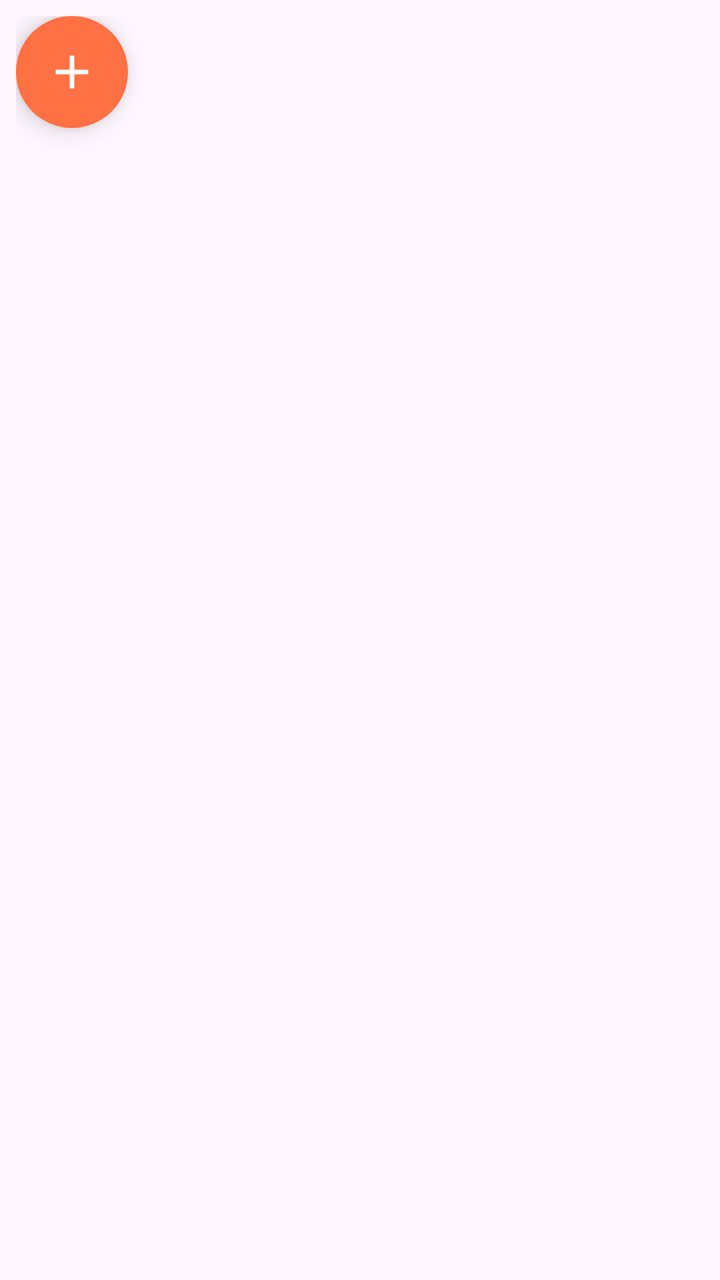
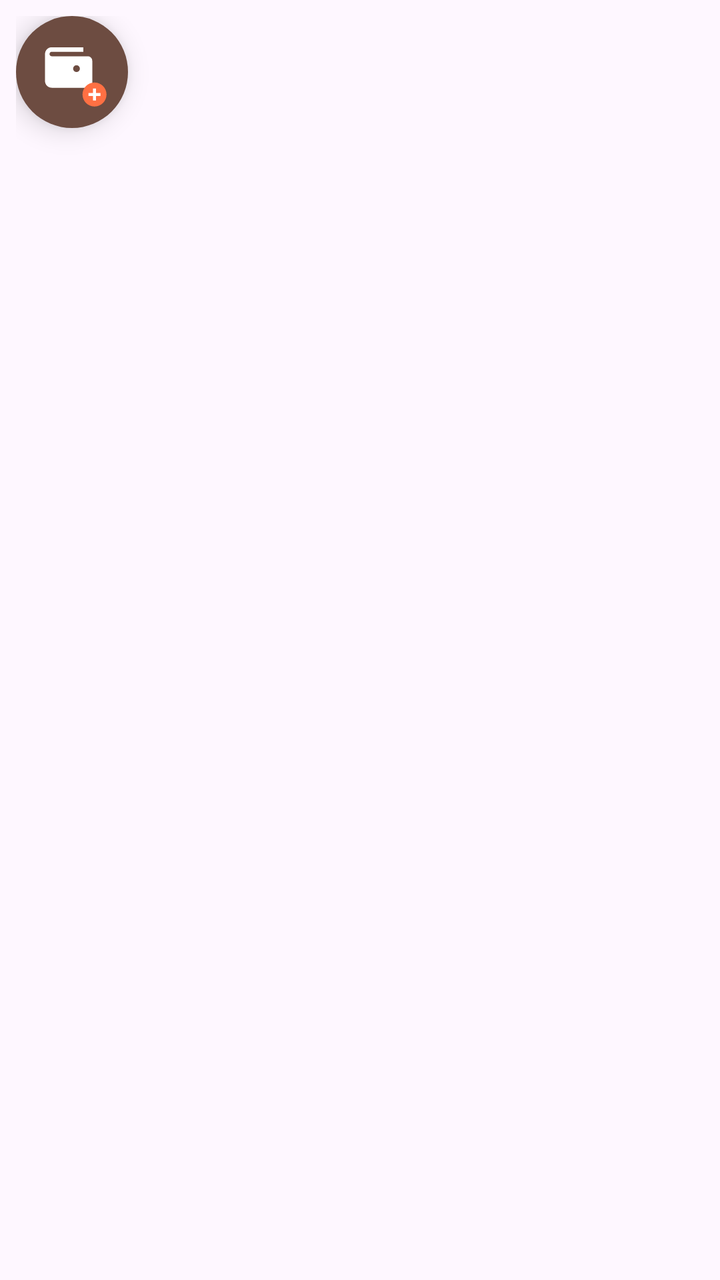

Compare the two renders of this Android layout. The source of the first and the diff that turns it into the second are given below.
<!-- AndroidManifest.xml: application theme Theme.Kharcha -->
<!-- res/layout/overlay_button.xml -->
<?xml version="1.0" encoding="utf-8"?>
<FrameLayout xmlns:android="http://schemas.android.com/apk/res/android"
    android:layout_width="wrap_content"
    android:layout_height="wrap_content"
    android:padding="8dp">

    <ImageView
        android:id="@+id/overlayButton"
        android:layout_width="56dp"
        android:layout_height="56dp"
        android:background="@drawable/bg_overlay_button"
        android:contentDescription="@string/app_name"
        android:elevation="8dp"
        android:padding="14dp"
        android:scaleType="fitCenter"
        android:src="@drawable/ic_add" />

</FrameLayout>
<!-- resources referenced by this layout -->
<resources>
  <!-- drawable bg_overlay_button (drawable) -->
  <shape xmlns:android="http://schemas.android.com/apk/res/android"
      android:shape="oval">
      <solid android:color="@color/brand_accent" />
      <size
          android:width="56dp"
          android:height="56dp" />
  </shape>
  <!-- drawable ic_add (drawable) -->
  <vector xmlns:android="http://schemas.android.com/apk/res/android"
      android:width="24dp"
      android:height="24dp"
      android:viewportWidth="24"
      android:viewportHeight="24"
      android:tint="#FFFFFF">
      <path
          android:fillColor="#FFFFFF"
          android:pathData="M19,13h-6v6h-2v-6H5v-2h6V5h2v6h6v2z" />
  </vector>
  <string name="app_name">Kharcha</string>
  <style name="Theme.Kharcha" parent="Theme.Material3.DayNight.NoActionBar">
          <item name="android:statusBarColor">?attr/colorPrimary</item>
          <item name="android:windowLightStatusBar">false</item>
      </style>
  <color name="brand_accent">#FFFF7043</color>
</resources>

<!-- the commit's change to res/layout/overlay_button.xml (unified diff, before → after) -->
@@ -11,8 +11,8 @@
         android:background="@drawable/bg_overlay_button"
         android:contentDescription="@string/app_name"
         android:elevation="8dp"
-        android:padding="14dp"
+        android:padding="10dp"
         android:scaleType="fitCenter"
-        android:src="@drawable/ic_add" />
+        android:src="@drawable/ic_overlay_icon" />
 
 </FrameLayout>
<!-- resource entries referenced after the edit -->
@@ -3,27 +3,43 @@
   <!-- drawable bg_overlay_button (drawable) -->
   <shape xmlns:android="http://schemas.android.com/apk/res/android"
       android:shape="oval">
-      <solid android:color="@color/brand_accent" />
+      <solid android:color="@color/brand_primary" />
       <size
           android:width="56dp"
           android:height="56dp" />
   </shape>
-  <!-- drawable ic_add (drawable) -->
+  <!-- drawable ic_overlay_icon (drawable) -->
   <vector xmlns:android="http://schemas.android.com/apk/res/android"
-      android:width="24dp"
-      android:height="24dp"
-      android:viewportWidth="24"
-      android:viewportHeight="24"
-      android:tint="#FFFFFF">
+      android:width="48dp"
+      android:height="48dp"
+      android:viewportWidth="48"
+      android:viewportHeight="48">
+  
+      
+      <group
+          android:scaleX="1.5"
+          android:scaleY="1.5"
+          android:translateX="3"
+          android:translateY="3">
+          <path
+              android:fillColor="#FFFFFF"
+              android:pathData="M21,7H5C4.45,7 4,6.55 4,6C4,5.45 4.45,5 5,5H19V3H5C3.34,3 2,4.34 2,6V18C2,19.66 3.34,21 5,21H21C22.1,21 23,20.1 23,19V9C23,7.9 22.1,7 21,7ZM16,14C15.17,14 14.5,13.33 14.5,12.5C14.5,11.67 15.17,11 16,11C16.83,11 17.5,11.67 17.5,12.5C17.5,13.33 16.83,14 16,14Z" />
+      </group>
+  
+      
+      <path
+          android:fillColor="#FF7043"
+          android:pathData="M31,39 a8,8 0 1,0 16,0 a8,8 0 1,0 -16,0 z" />
+      
       <path
           android:fillColor="#FFFFFF"
-          android:pathData="M19,13h-6v6h-2v-6H5v-2h6V5h2v6h6v2z" />
+          android:pathData="M38,35 h2 v3 h3 v2 h-3 v3 h-2 v-3 h-3 v-2 h3 z" />
   </vector>
   <string name="app_name">Kharcha</string>
   <style name="Theme.Kharcha" parent="Theme.Material3.DayNight.NoActionBar">
           <item name="android:statusBarColor">?attr/colorPrimary</item>
           <item name="android:windowLightStatusBar">false</item>
       </style>
-  <color name="brand_accent">#FFFF7043</color>
+  <color name="brand_primary">#FF6D4C41</color>
 </resources>
 
